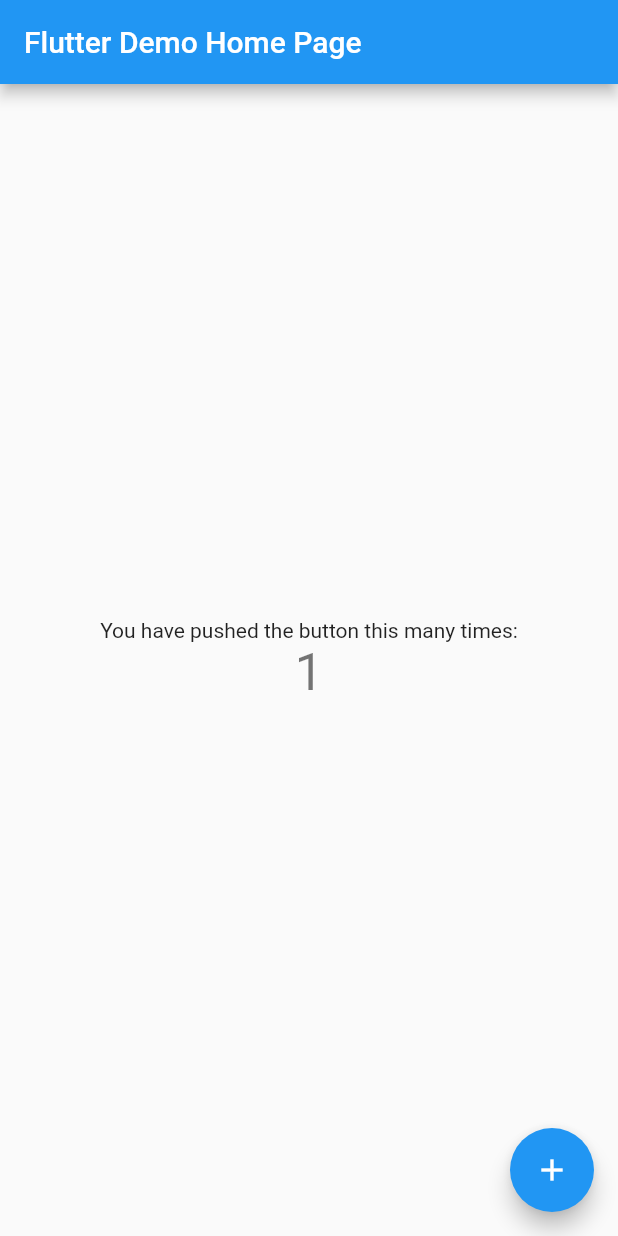
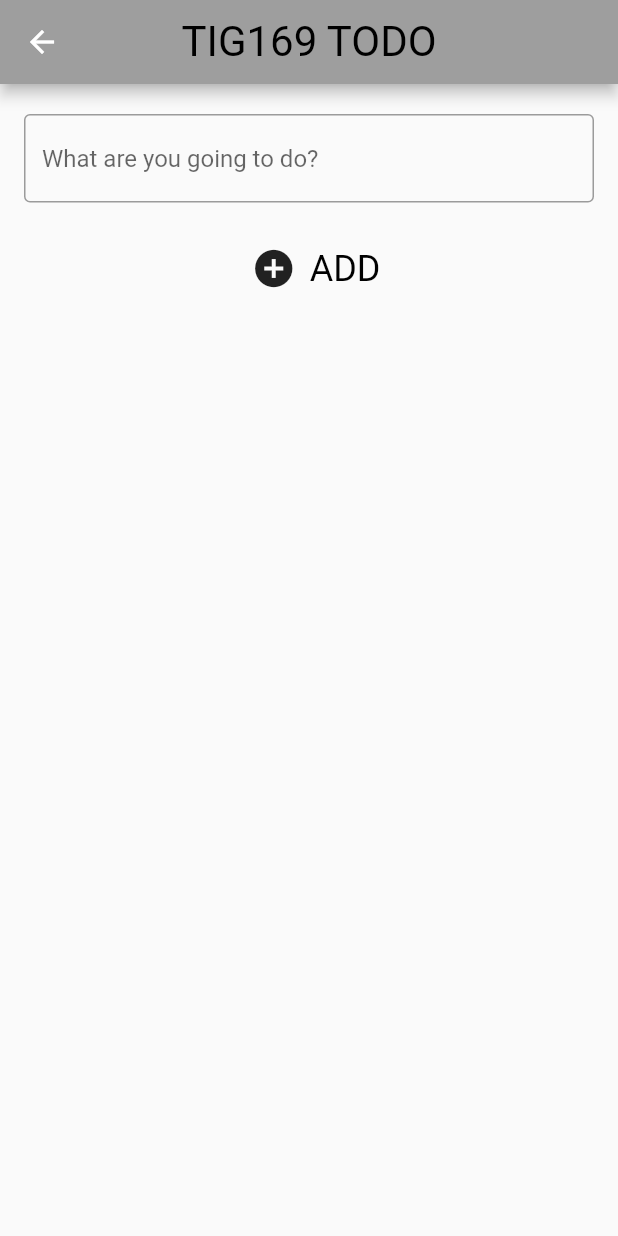
Before and after one commit to gu-tig169-ht21/gushasanf, a Flutter app: the screen it shows after launch, after a tap on the "add" icon, on a phone screen of 412 x 824 dp. Run offline on Flutter 3.47's test engine with Material 2 defaults, Android fonts, the phone set to English and light mode, and no system bars.

Commit message:
Steg 1 UI Todo

```diff
--- a/lib/main.dart
+++ b/lib/main.dart
@@ -11,105 +11,161 @@ class MyApp extends StatelessWidget {
   @override
   Widget build(BuildContext context) {
     return MaterialApp(
-      title: 'Flutter Demo',
-      theme: ThemeData(
-        // This is the theme of your application.
-        //
-        // Try running your application with "flutter run". You'll see the
-        // application has a blue toolbar. Then, without quitting the app, try
-        // changing the primarySwatch below to Colors.green and then invoke
-        // "hot reload" (press "r" in the console where you ran "flutter run",
-        // or simply save your changes to "hot reload" in a Flutter IDE).
-        // Notice that the counter didn't reset back to zero; the application
-        // is not restarted.
-        primarySwatch: Colors.blue,
+        home: MainView(),
+        theme: ThemeData(
+          // Theme settings
+          brightness: Brightness.light,
+          backgroundColor: Colors.grey,
+          fontFamily: 'Roboto',
+
+          // Text themes
+          textTheme: const TextTheme(
+            headline1: TextStyle(
+                fontSize: 28.0,
+                color: Colors.black,
+                fontWeight: FontWeight.normal),
+            bodyText1: TextStyle(
+                fontSize: 24.0,
+                color: Colors.black,
+                fontWeight: FontWeight.normal),
+          ),
+        ));
+  }
+}
+
+class MainView extends StatelessWidget {
+  @override
+  Widget build(BuildContext context) {
+    return Scaffold(
+      appBar: _appBar(context),
+      body: _list(context),
+      floatingActionButton: _floatingAction(context),
+    );
+  }
+
+  PreferredSizeWidget _appBar(BuildContext context) {
+    return AppBar(
+      title: Text('TIG169 TODO', style: Theme.of(context).textTheme.headline1),
+      backgroundColor: Theme.of(context).backgroundColor,
+      centerTitle: true,
+      actions: [
+        IconButton(
+          icon: Icon(Icons.more_vert),
+          color: Colors.black,
+          onPressed: () {},
+        ),
+      ],
+    );
+  }
+
+  Widget _list(BuildContext context) {
+    var list = [
+      'Write a book',
+      'Do homework',
+      'Tidy Room',
+      'Watch TV',
+      'Nap',
+      'Shop groceries',
+      'Have fun',
+      'Meditate',
+      'Write a book',
+      'Do homework',
+      'Tidy Room',
+      'Watch TV',
+      'Nap',
+      'Shop groceries',
+      'Have fun',
+      'Meditate',
+    ];
+
+    return ListView(children: <Widget>[
+      for (var item in list)
+        Card(
+          child: ListTile(
+              leading: Checkbox(
+                value: false,
+                onChanged: (choice) {},
+              ),
+              trailing: IconButton(
+                icon: Icon(Icons.close),
+                onPressed: () {},
+              ),
+              title: Text(
+                item,
+                style: Theme.of(context).textTheme.bodyText1,
+              )),
+        ),
+    ]);
+  }
+
+  Widget _floatingAction(BuildContext context) {
+    return FloatingActionButton(
+      onPressed: () {
+        Navigator.push(
+            context, MaterialPageRoute(builder: (context) => SecondView()));
+      },
+      child: Icon(
+        Icons.add,
+        color: Colors.white,
       ),
-      home: const MyHomePage(title: 'Flutter Demo Home Page'),
+      backgroundColor: Theme.of(context).backgroundColor,
     );
   }
 }
 
-class MyHomePage extends StatefulWidget {
-  const MyHomePage({Key? key, required this.title}) : super(key: key);
+// ----------------------------------------------------------------------
+// Second page
 
-  // This widget is the home page of your application. It is stateful, meaning
-  // that it has a State object (defined below) that contains fields that affect
-  // how it looks.
-
-  // This class is the configuration for the state. It holds the values (in this
-  // case the title) provided by the parent (in this case the App widget) and
-  // used by the build method of the State. Fields in a Widget subclass are
-  // always marked "final".
-
-  final String title;
-
-  @override
-  State<MyHomePage> createState() => _MyHomePageState();
-}
-
-class _MyHomePageState extends State<MyHomePage> {
-  int _counter = 0;
-
-  void _incrementCounter() {
-    setState(() {
-      // This call to setState tells the Flutter framework that something has
-      // changed in this State, which causes it to rerun the build method below
-      // so that the display can reflect the updated values. If we changed
-      // _counter without calling setState(), then the build method would not be
-      // called again, and so nothing would appear to happen.
-      _counter++;
-    });
-  }
-
-  @override
+class SecondView extends StatelessWidget {
   Widget build(BuildContext context) {
-    // This method is rerun every time setState is called, for instance as done
-    // by the _incrementCounter method above.
-    //
-    // The Flutter framework has been optimized to make rerunning build methods
-    // fast, so that you can just rebuild anything that needs updating rather
-    // than having to individually change instances of widgets.
     return Scaffold(
-      appBar: AppBar(
-        // Here we take the value from the MyHomePage object that was created by
-        // the App.build method, and use it to set our appbar title.
-        title: Text(widget.title),
-      ),
+      appBar: _appBar(context),
       body: Center(
-        // Center is a layout widget. It takes a single child and positions it
-        // in the middle of the parent.
         child: Column(
-          // Column is also a layout widget. It takes a list of children and
-          // arranges them vertically. By default, it sizes itself to fit its
-          // children horizontally, and tries to be as tall as its parent.
-          //
-          // Invoke "debug painting" (press "p" in the console, choose the
-          // "Toggle Debug Paint" action from the Flutter Inspector in Android
-          // Studio, or the "Toggle Debug Paint" command in Visual Studio Code)
-          // to see the wireframe for each widget.
-          //
-          // Column has various properties to control how it sizes itself and
-          // how it positions its children. Here we use mainAxisAlignment to
-          // center the children vertically; the main axis here is the vertical
-          // axis because Columns are vertical (the cross axis would be
-          // horizontal).
-          mainAxisAlignment: MainAxisAlignment.center,
-          children: <Widget>[
-            const Text(
-              'You have pushed the button this many times:',
-            ),
-            Text(
-              '$_counter',
-              style: Theme.of(context).textTheme.headline4,
-            ),
+          mainAxisAlignment: MainAxisAlignment.start,
+          crossAxisAlignment: CrossAxisAlignment.center,
+          children: [
+            Container(height: 20),
+            _inputField(),
+            Container(height: 20),
+            _addButtonRow(context),
           ],
         ),
       ),
-      floatingActionButton: FloatingActionButton(
-        onPressed: _incrementCounter,
-        tooltip: 'Increment',
-        child: const Icon(Icons.add),
-      ), // This trailing comma makes auto-formatting nicer for build methods.
+    );
+  }
+
+  PreferredSizeWidget _appBar(BuildContext context) {
+    return AppBar(
+      title: Text('TIG169 TODO', style: Theme.of(context).textTheme.headline1),
+      backgroundColor: Theme.of(context).backgroundColor,
+      centerTitle: true,
+    );
+  }
+
+  Widget _inputField() {
+    return Container(
+      margin: EdgeInsets.only(left: 16, right: 16),
+      child: TextField(
+          decoration: InputDecoration(
+              border: OutlineInputBorder(),
+              hintText: 'What are you going to do?')),
+    );
+  }
+
+  Widget _addButtonRow(BuildContext context) {
+    return Row(
+      mainAxisAlignment: MainAxisAlignment.center,
+      children: [
+        IconButton(
+          icon: Icon(Icons.add_circle, size: 30),
+          onPressed: () {},
+        ),
+        Text(
+          'ADD',
+          style: Theme.of(context).textTheme.bodyText1,
+        ),
+      ],
     );
   }
 }
```
